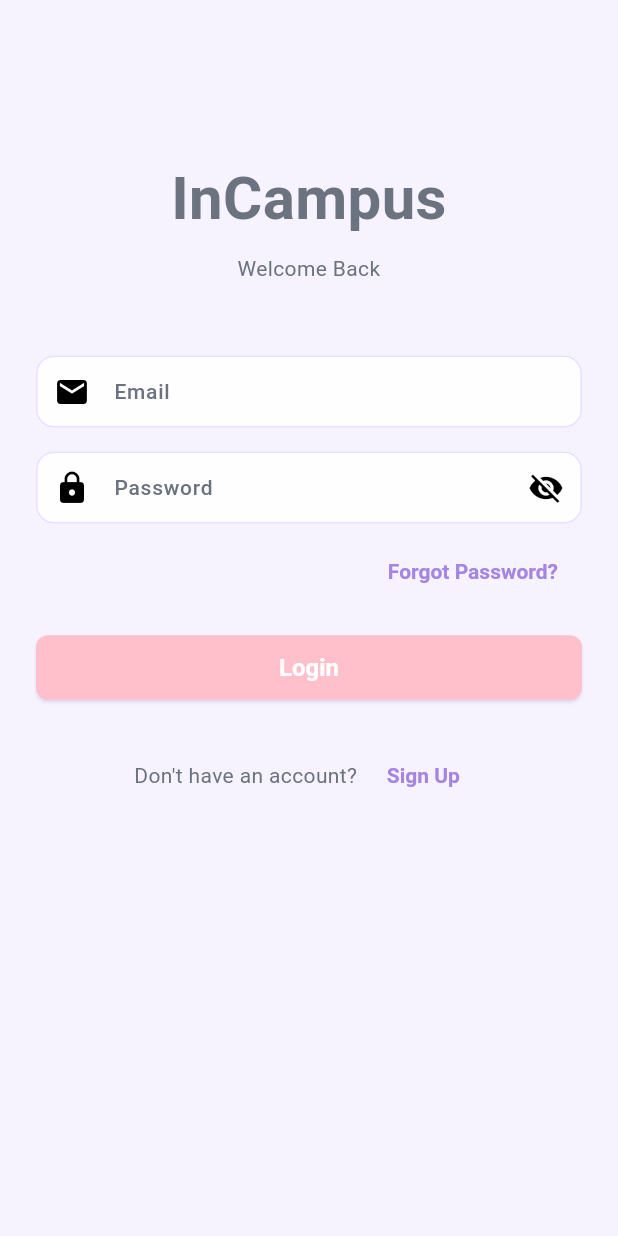
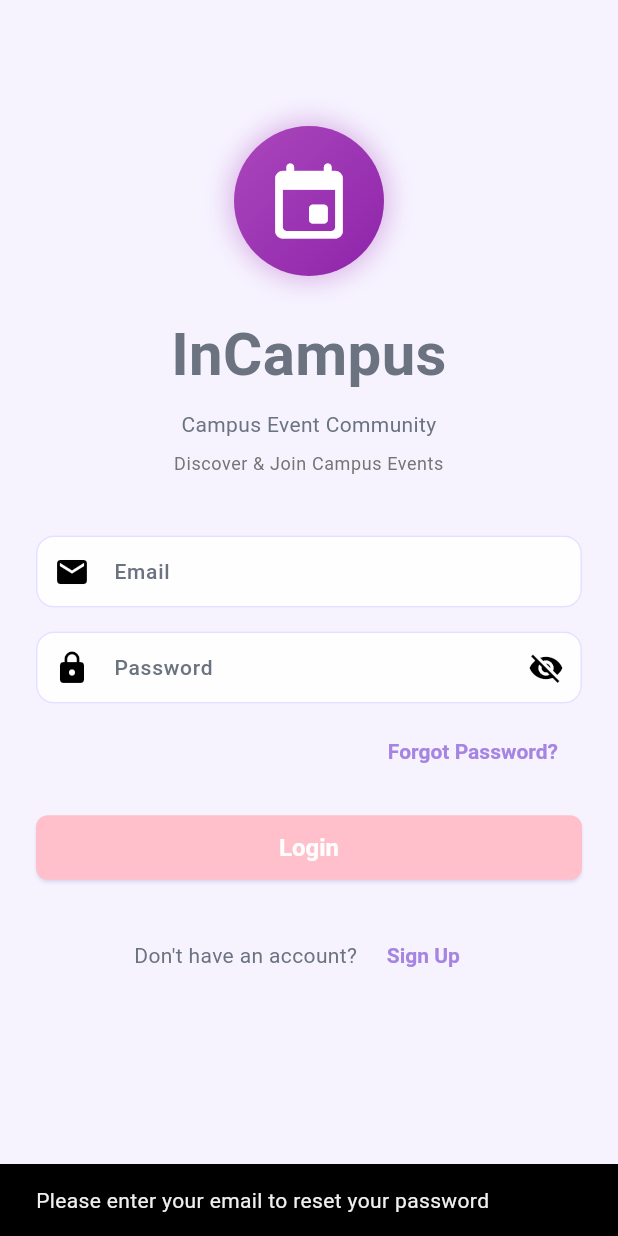
Before and after one commit to ThoonNadySan/incampus, a Flutter app: the screen it shows after launch, after a tap on "Forgot Password?", on a phone screen of 412 x 824 dp. Run offline on Flutter 3.47's test engine with Material 3 defaults, Android fonts, the phone set to English and light mode, and no system bars; our stand-ins replace cloud_firestore, firebase_auth, firebase_core, flutter_riverpod, go_router; accounts and stored records are empty.

Commit message:
edited again

```diff
--- a/lib/features/auth/login_screen.dart
+++ b/lib/features/auth/login_screen.dart
@@ -17,6 +17,7 @@ class _LoginScreenState extends ConsumerState<LoginScreen> {
   final _formKey = GlobalKey<FormState>();
   bool _obscurePassword = true;
   String? _errorMessage;
+  bool _isLoading = false;
 
   @override
   void initState() {
@@ -36,6 +37,7 @@ class _LoginScreenState extends ConsumerState<LoginScreen> {
 
     setState(() {
       _errorMessage = null;
+      _isLoading = true;
     });
 
     try {
@@ -50,12 +52,60 @@ class _LoginScreenState extends ConsumerState<LoginScreen> {
 
       if (result != null && mounted) {
         context.go('/home');
+      } else if (mounted) {
+        setState(() {
+          _isLoading = false;
+        });
       }
     } catch (e) {
+      if (mounted) {
         setState(() {
-        _errorMessage = e.toString().replaceAll('Exception: ', '');
+          // Extract the actual error message from the exception
+          _errorMessage = _extractErrorMessage(e);
+          _isLoading = false;
         });
       }
+    }
+  }
+
+  String _extractErrorMessage(dynamic error) {
+    final errorString = error.toString();
+
+    // Handle different exception formats
+    if (errorString.contains('Exception: ')) {
+      return errorString.replaceAll('Exception: ', '');
+    } else if (errorString.contains('FirebaseAuthException')) {
+      return errorString;
+    }
+
+    // Return the original error message
+    return errorString.isEmpty ? 'An unknown error occurred. Please try again.' : errorString;
+  }
+
+  Future<void> _handleForgotPassword() async {
+    final email = _emailController.text.trim();
+
+    if (email.isEmpty) {
+      ScaffoldMessenger.of(context).showSnackBar(
+        const SnackBar(
+          content: Text('Please enter your email to reset your password'),
+          duration: Duration(seconds: 3),
+        ),
+      );
+      return;
+    }
+
+    if (!RegExp(r'^[a-zA-Z0-9._%+-]+@[a-zA-Z0-9.-]+\.[a-zA-Z]{2,}$').hasMatch(email)) {
+      ScaffoldMessenger.of(context).showSnackBar(
+        const SnackBar(
+          content: Text('Please enter a valid email address'),
+          duration: Duration(seconds: 3),
+        ),
+      );
+      return;
+    }
+
+    context.push('/forgot-password', extra: email);
   }
 
   @override
@@ -68,7 +118,37 @@ class _LoginScreenState extends ConsumerState<LoginScreen> {
           child: Column(
             crossAxisAlignment: CrossAxisAlignment.stretch,
             children: [
-              const SizedBox(height: 80),
+              const SizedBox(height: 60),
+              // Signature icon/sticker for campus event app
+              Center(
+                child: Container(
+                  padding: const EdgeInsets.all(20),
+                  decoration: BoxDecoration(
+                    shape: BoxShape.circle,
+                    gradient: LinearGradient(
+                      colors: [
+                        Colors.purple.shade400,
+                        Colors.purple.shade600,
+                      ],
+                      begin: Alignment.topLeft,
+                      end: Alignment.bottomRight,
+                    ),
+                    boxShadow: [
+                      BoxShadow(
+                        color: Colors.purple.shade300.withOpacity(0.5),
+                        blurRadius: 15,
+                        spreadRadius: 2,
+                      ),
+                    ],
+                  ),
+                  child: Icon(
+                    Icons.event_rounded,
+                    size: 60,
+                    color: Colors.white,
+                  ),
+                ),
+              ),
+              const SizedBox(height: 24),
               const Text(
                 'InCampus',
                 style: TextStyle(
@@ -79,11 +159,19 @@ class _LoginScreenState extends ConsumerState<LoginScreen> {
               ),
               const SizedBox(height: 8),
               Text(
-                'Welcome Back',
+                'Campus Event Community',
                 style: Theme.of(context).textTheme.bodyMedium,
                 textAlign: TextAlign.center,
               ),
-              const SizedBox(height: 48),
+              const SizedBox(height: 8),
+              Text(
+                'Discover & Join Campus Events',
+                style: Theme.of(context).textTheme.bodySmall?.copyWith(
+                  color: Colors.grey.shade600,
+                ),
+                textAlign: TextAlign.center,
+              ),
+              const SizedBox(height: 40),
               if (_errorMessage != null)
                 Container(
                   padding: const EdgeInsets.all(12),
@@ -92,9 +180,17 @@ class _LoginScreenState extends ConsumerState<LoginScreen> {
                     border: Border.all(color: Colors.red.shade200),
                     borderRadius: BorderRadius.circular(8),
                   ),
+                  child: Row(
+                    children: [
+                      Icon(Icons.error_outline, color: Colors.red.shade700, size: 20),
+                      const SizedBox(width: 12),
+                      Expanded(
                         child: Text(
                           _errorMessage!,
-                    style: TextStyle(color: Colors.red.shade700),
+                          style: TextStyle(color: Colors.red.shade700, fontSize: 14),
+                        ),
+                      ),
+                    ],
                   ),
                 ),
               if (_errorMessage != null) const SizedBox(height: 16),
@@ -148,22 +244,26 @@ class _LoginScreenState extends ConsumerState<LoginScreen> {
               Align(
                 alignment: Alignment.centerRight,
                 child: TextButton(
-                  onPressed: () {
-                    // TODO: Implement forgot password
-                  },
+                  onPressed: _isLoading ? null : _handleForgotPassword,
                   child: const Text('Forgot Password?'),
                 ),
               ),
               const SizedBox(height: 16),
               ElevatedButton(
-                onPressed: _handleLogin,
+                onPressed: _isLoading ? null : _handleLogin,
                 style: ElevatedButton.styleFrom(
                   padding: const EdgeInsets.symmetric(vertical: 12),
                   shape: RoundedRectangleBorder(
                     borderRadius: BorderRadius.circular(8),
                   ),
                 ),
-                child: const Text(
+                child: _isLoading
+                    ? const SizedBox(
+                        height: 20,
+                        width: 20,
+                        child: CircularProgressIndicator(strokeWidth: 2),
+                      )
+                    : const Text(
                         'Login',
                         style: TextStyle(fontSize: 16, fontWeight: FontWeight.bold),
                       ),
@@ -174,7 +274,7 @@ class _LoginScreenState extends ConsumerState<LoginScreen> {
                 children: [
                   const Text('Don\'t have an account? '),
                   TextButton(
-                    onPressed: () => context.go('/signup'),
+                    onPressed: _isLoading ? null : () => context.go('/signup'),
                     child: const Text('Sign Up'),
                   ),
                 ],
--- a/lib/features/event_detail/event_detail_screen.dart
+++ b/lib/features/event_detail/event_detail_screen.dart
@@ -87,6 +87,11 @@ class _EventDetailScreenState extends ConsumerState<EventDetailScreen> {
             ),
           ),
         );
+      }
+
+      // make sure any listeners on subscriptions update right away
+      if (currentUser != null) {
+        ref.invalidate(userSubscriptionsStreamProvider(currentUser.uid));
       }
     } catch (e) {
       if (mounted) {
--- a/lib/features/home/edit_profile_screen.dart
+++ b/lib/features/home/edit_profile_screen.dart
@@ -2,6 +2,7 @@ import 'package:flutter/material.dart';
 import 'package:flutter_riverpod/flutter_riverpod.dart';
 import 'package:incampus/core/providers/auth_provider.dart';
 import 'package:incampus/core/theme/app_theme.dart';
+import 'package:go_router/go_router.dart';
 
 class EditProfileScreen extends ConsumerStatefulWidget {
   final bool showPasswordSection;
@@ -91,6 +92,10 @@ class _EditProfileScreenState extends ConsumerState<EditProfileScreen> {
   Widget build(BuildContext context) {
     return Scaffold(
       appBar: AppBar(
+        leading: IconButton(
+          icon: const Icon(Icons.arrow_back),
+          onPressed: () => context.pop(),
+        ),
         title: const Text('Edit Profile'),
         backgroundColor: AppColors.primary,
       ),
--- a/lib/features/home/profile_screen.dart
+++ b/lib/features/home/profile_screen.dart
@@ -244,7 +244,8 @@ class _ProfileScreenState extends ConsumerState<ProfileScreen> {
                         width: double.infinity,
                         child: ElevatedButton.icon(
                           onPressed: () {
-                            context.go('/edit-profile');
+                            // push instead of go so the user can pop back
+                            context.push('/edit-profile');
                           },
                           icon: const Icon(Icons.edit_outlined),
                           label: const Text('Edit Profile'),
@@ -260,8 +261,8 @@ class _ProfileScreenState extends ConsumerState<ProfileScreen> {
                         width: double.infinity,
                         child: OutlinedButton.icon(
                           onPressed: () {
-                            // redirect to edit profile with password section open
-                            context.go('/edit-profile?password=true');
+                            // push so back button will close
+                            context.push('/edit-profile?password=true');
                           },
                           icon: const Icon(Icons.lock_outline),
                           label: const Text('Change Password'),
--- a/lib/router.dart
+++ b/lib/router.dart
@@ -5,6 +5,7 @@ import 'package:go_router/go_router.dart';
 import 'package:incampus/core/providers/auth_provider.dart';
 import 'package:incampus/features/auth/login_screen.dart';
 import 'package:incampus/features/auth/signup_screen.dart';
+import 'package:incampus/features/auth/forgot_password_screen.dart';
 import 'package:incampus/features/auth/subscriptions_screen.dart';
 import 'package:incampus/features/home/home_screen.dart';
 import 'package:incampus/features/home/edit_profile_screen.dart';
@@ -30,6 +31,7 @@ final routerProvider = Provider<GoRouter>((ref) {
     redirect: (context, state) {
       final isLoggingIn = state.matchedLocation == '/login';
       final isSigningUp = state.matchedLocation == '/signup';
+      final isForgottingPassword = state.matchedLocation == '/forgot-password';
       final isSelectingSubscriptions = state.matchedLocation == '/subscriptions';
 
       return authState.when(
@@ -41,14 +43,14 @@ final routerProvider = Provider<GoRouter>((ref) {
               return null;
             }
             // Redirect away from login/signup to home
-            if (isLoggingIn || isSigningUp) {
+            if (isLoggingIn || isSigningUp || isForgottingPassword) {
               return '/home';
             }
             return null;
           } else {
             // User is not authenticated
-            // Allow access to login and signup only
-            if (!isLoggingIn && !isSigningUp && !isSelectingSubscriptions) {
+            // Allow access to login, signup, and forgot-password only
+            if (!isLoggingIn && !isSigningUp && !isSelectingSubscriptions && !isForgottingPassword) {
               return '/login';
             }
             return null;
@@ -57,7 +59,7 @@ final routerProvider = Provider<GoRouter>((ref) {
         loading: () => null, // Show loading state
         error: (error, stackTrace) {
           // On error, redirect to login
-          if (!isLoggingIn && !isSigningUp && !isSelectingSubscriptions) {
+          if (!isLoggingIn && !isSigningUp && !isSelectingSubscriptions && !isForgottingPassword) {
             return '/login';
           }
           return null;
@@ -74,6 +76,14 @@ final routerProvider = Provider<GoRouter>((ref) {
         path: '/signup',
         name: RouteNames.signup.name,
         builder: (context, state) => const SignUpScreen(),
+      ),
+      GoRoute(
+        path: '/forgot-password',
+        name: 'forgotPassword',
+        builder: (context, state) {
+          final email = state.extra as String?;
+          return ForgotPasswordScreen(initialEmail: email);
+        },
       ),
       GoRoute(
         path: '/subscriptions',
```
Also changed, not shown: lib/core/providers/firestore_provider.dart (+9 -1 lines), lib/features/auth/forgot_password_screen.dart (added, +241 -0 lines), lib/features/home/subscriptions_screen.dart (+6 -3 lines), lib/services/firestore_service.dart (+18 -1 lines), 1 other file. Lines whose indentation alone changed are shown as unchanged.
